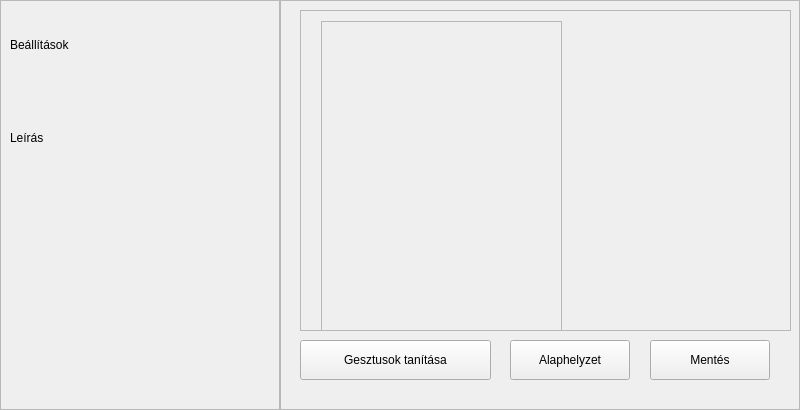
Above: UI/Views/optionsForm.ui from Excal21/GestureBoard before the change. Below: the same form after it.
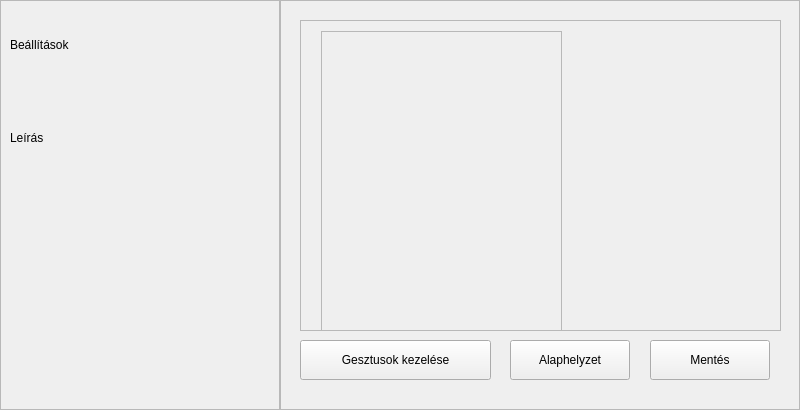
That is the form after the change.

```diff
--- a/UI/Views/optionsForm.ui
+++ b/UI/Views/optionsForm.ui
@@ -80,9 +80,9 @@
     <property name="geometry">
      <rect>
       <x>20</x>
-      <y>10</y>
-      <width>491</width>
-      <height>321</height>
+      <y>20</y>
+      <width>481</width>
+      <height>311</height>
      </rect>
     </property>
     <property name="widgetResizable">
@@ -93,8 +93,8 @@
       <rect>
        <x>0</x>
        <y>0</y>
-       <width>489</width>
-       <height>319</height>
+       <width>479</width>
+       <height>309</height>
       </rect>
      </property>
      <widget class="QScrollArea" name="scrollCombo">
@@ -158,7 +158,7 @@
      </rect>
     </property>
     <property name="text">
-     <string>Gesztusok tanítása</string>
+     <string>Gesztusok kezelése</string>
     </property>
    </widget>
   </widget>
```
Left out of the diff: 3 changed lines with no effect on the pictures.
